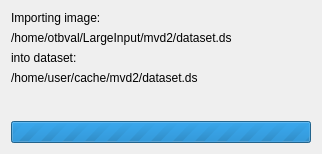
Qt form Code/Common/mvdDatasetCreationProgressDialog.ui (orfeotoolbox/OTB) before a commit.
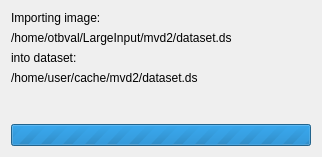
The same form after that commit.

Commit message: ENH: add maximum size to progress dialog

```diff
--- a/Code/Common/mvdDatasetCreationProgressDialog.ui
+++ b/Code/Common/mvdDatasetCreationProgressDialog.ui
@@ -10,9 +10,15 @@
     <x>0</x>
     <y>0</y>
     <width>318</width>
-    <height>154</height>
+    <height>157</height>
    </rect>
   </property>
+  <property name="maximumSize">
+   <size>
+    <width>600</width>
+    <height>16777215</height>
+   </size>
+  </property>
   <property name="windowTitle">
    <string>Please wait while processing...</string>
   </property>
@@ -77,7 +83,7 @@
      <property name="sizeHint" stdset="0">
       <size>
        <width>20</width>
-       <height>10</height>
+       <height>13</height>
       </size>
      </property>
     </spacer>
```
